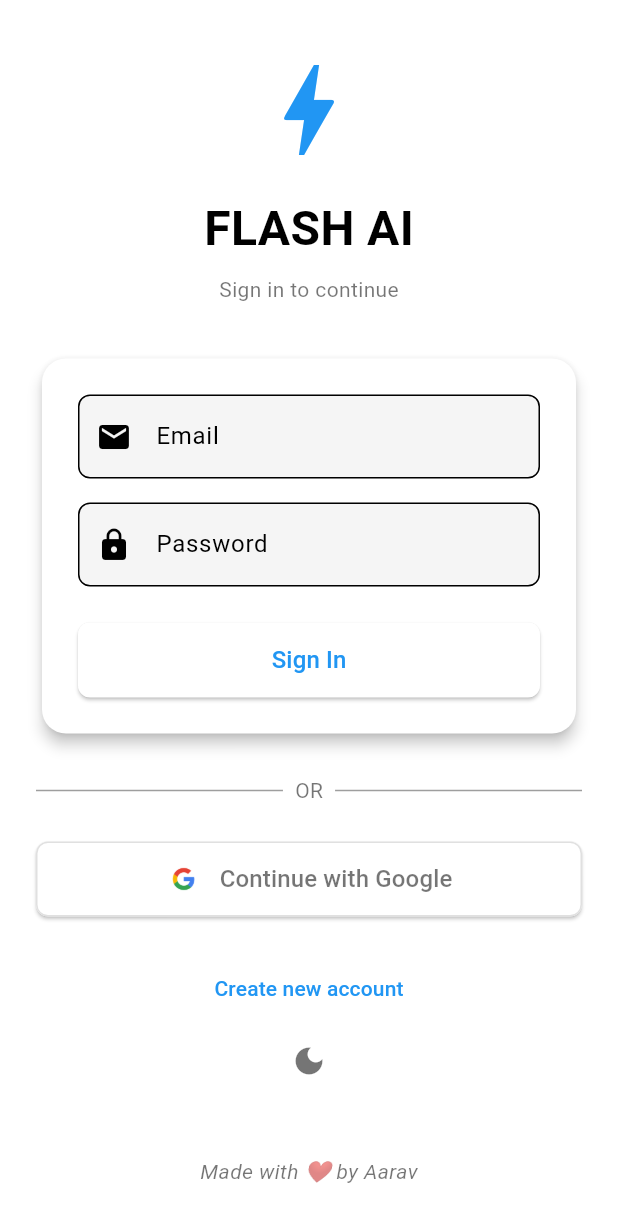
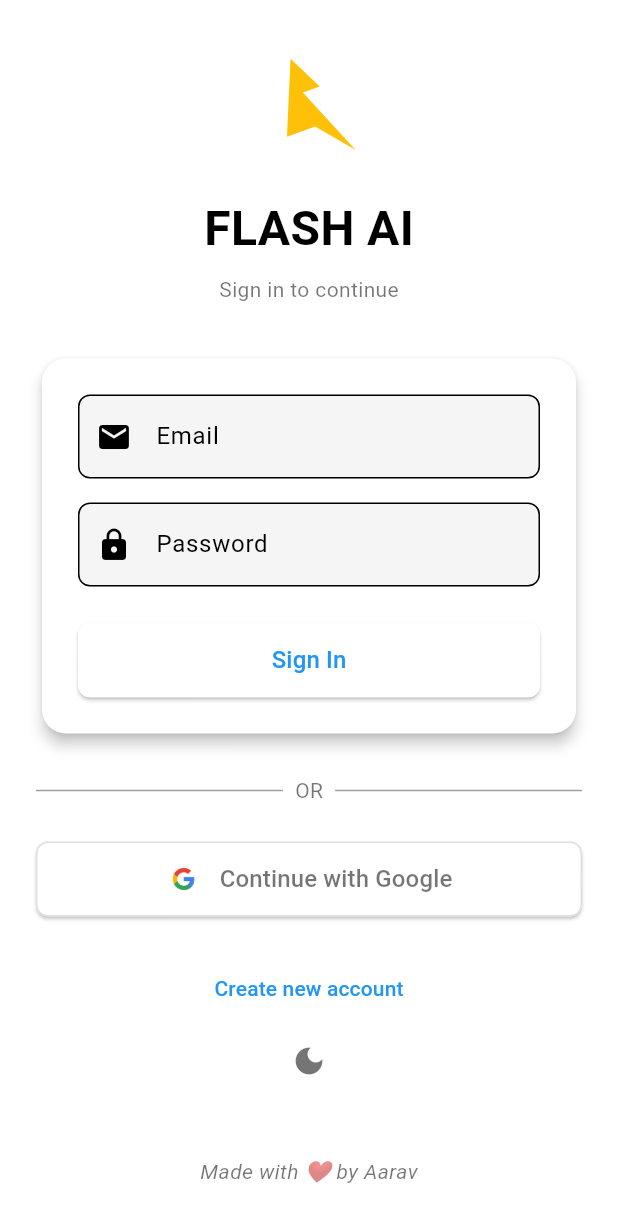
Before and after one commit to Aarav74/temp_flash_ai, a Flutter app: the screen it shows after launch, on a phone screen of 412 x 824 dp. Shown: the top 1222 px of the screen. Run offline on Flutter 3.47's test engine with Material 3 defaults, Android fonts, the phone set to English and light mode, and no system bars; our stand-ins replace file_picker, firebase_auth, firebase_core, flutter_dotenv, flutter_markdown, flutter_signin_button and 3 more; accounts and stored records are empty.

Commit message:
login page changes

```diff
--- a/lib/auth_screen.dart
+++ b/lib/auth_screen.dart
@@ -1,6 +1,8 @@
 import 'package:flutter/material.dart';
 import 'package:firebase_auth/firebase_auth.dart';
 import 'package:google_sign_in/google_sign_in.dart';
+import 'animated_lightning.dart';
+import 'flash_intro_screen.dart';
 
 class AuthScreen extends StatefulWidget {
   const AuthScreen({super.key});
@@ -170,11 +172,26 @@
               child: Column(
                 mainAxisAlignment: MainAxisAlignment.center,
                 children: [
-                  // Logo and Title
-                  Icon(
-                    Icons.bolt,
-                    size: 80,
-                    color: colorScheme.primary,
+                  // Logo and Title with Hero animation
+                  Hero(
+                    tag: 'flashLogo',
+                    child: Material(
+                      type: MaterialType.transparency,
+                      child: AnimatedLightning(
+                        size: 80,
+                        color: Colors.amber,
+                        onTap: () {
+                          Navigator.push(
+                            context,
+                            MaterialPageRoute(
+                              builder: (context) => FlashIntroScreen(
+                                user: _auth.currentUser,
+                              ),
+                            ),
+                          );
+                        },
+                      ),
+                    ),
                   ),
                   const SizedBox(height: 16),
                   Text(
```
